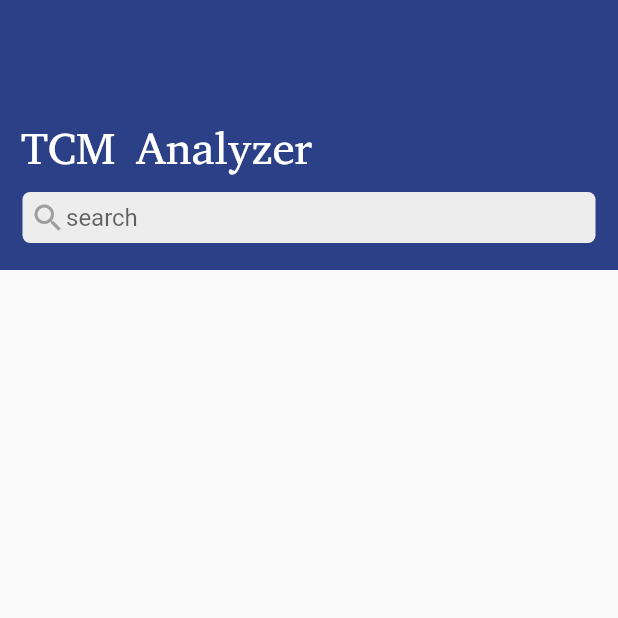
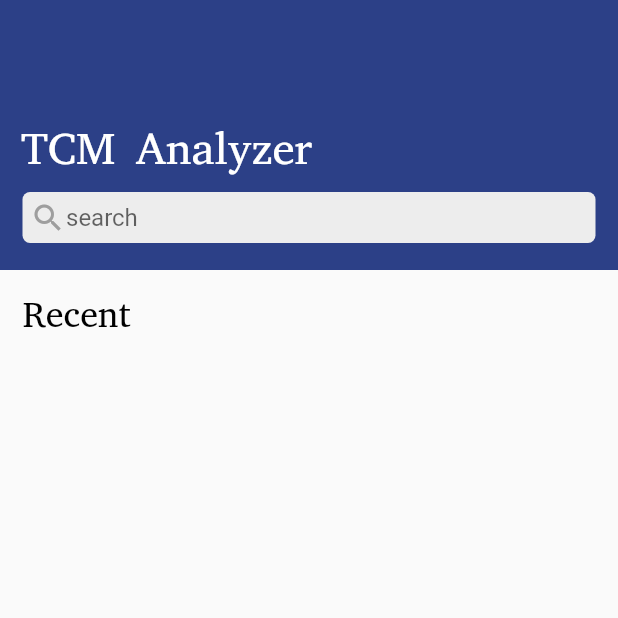
Before and after one commit to BenedictusKent/TCM_Analyzer, a Flutter app: the screen it shows after launch, on a phone screen of 412 x 824 dp, the top half of it. Run offline on Flutter 3.47's test engine with Material 2 defaults, Android fonts, the phone set to English and light mode, and no system bars.

Commit message:
added "recent"

```diff
--- a/tcm_analyzer/lib/home.dart
+++ b/tcm_analyzer/lib/home.dart
@@ -57,6 +57,20 @@ class _HomePageState extends State<HomePage> {
                     )),
               )
             ]),
+          ),
+
+          // "Recent"
+          Container(
+            margin: EdgeInsets.only(top: 15.0, left: 15.0),
+            width: MediaQuery.of(context).size.width,
+            child: Text(
+              "Recent",
+              style: TextStyle(
+                color: Colors.black,
+                fontSize: 24.0,
+                fontFamily: 'Abyssinica',
+              ),
+            ),
           )
         ],
       ),
```
